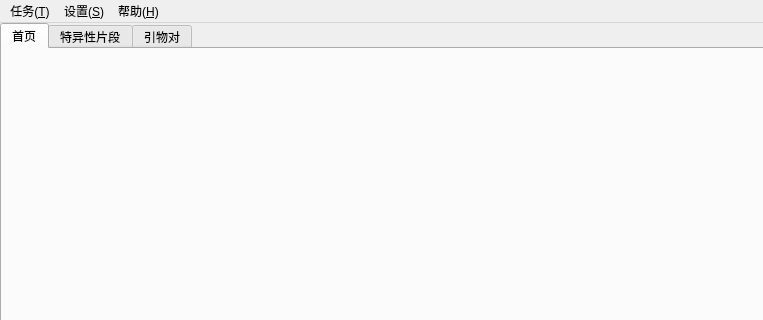
First picture: the form in mainwindow.ui, repository ChickenSeller/Primer-Maker, before the edit; both pictures show x 0 to 763 and y 0 to 320 of the 1300 by 665 pixel window.
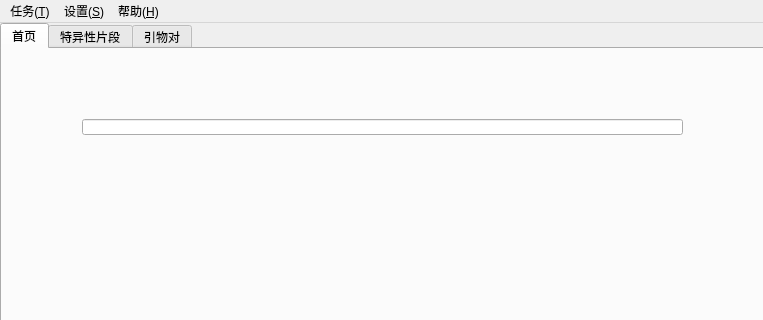
Second picture: the form after the edit. The open tabs and pages were chosen to show the change.

Diff of the .ui file:
```diff
--- a/mainwindow.ui
+++ b/mainwindow.ui
@@ -30,6 +30,16 @@
      <attribute name="title">
       <string>首页</string>
      </attribute>
+     <widget class="QLineEdit" name="lineEdit">
+      <property name="geometry">
+       <rect>
+        <x>80</x>
+        <y>70</y>
+        <width>601</width>
+        <height>16</height>
+       </rect>
+      </property>
+     </widget>
     </widget>
     <widget class="QWidget" name="tab">
      <attribute name="title">
```
Left out of the diff: 2 changed lines with no effect on the pictures.
